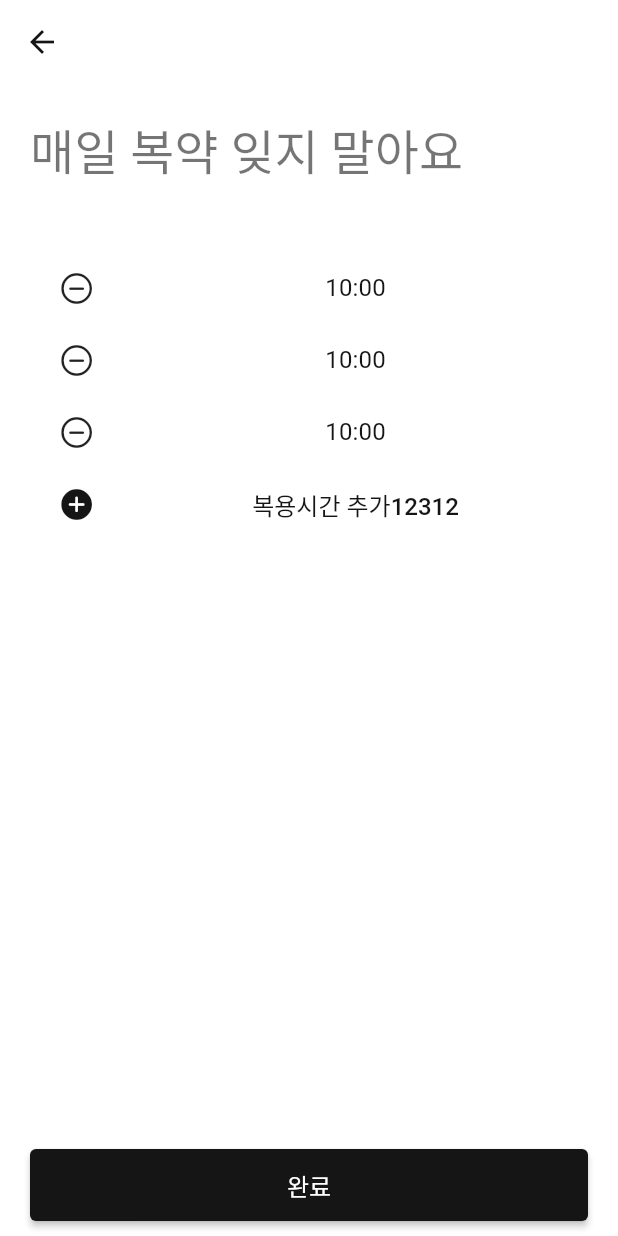
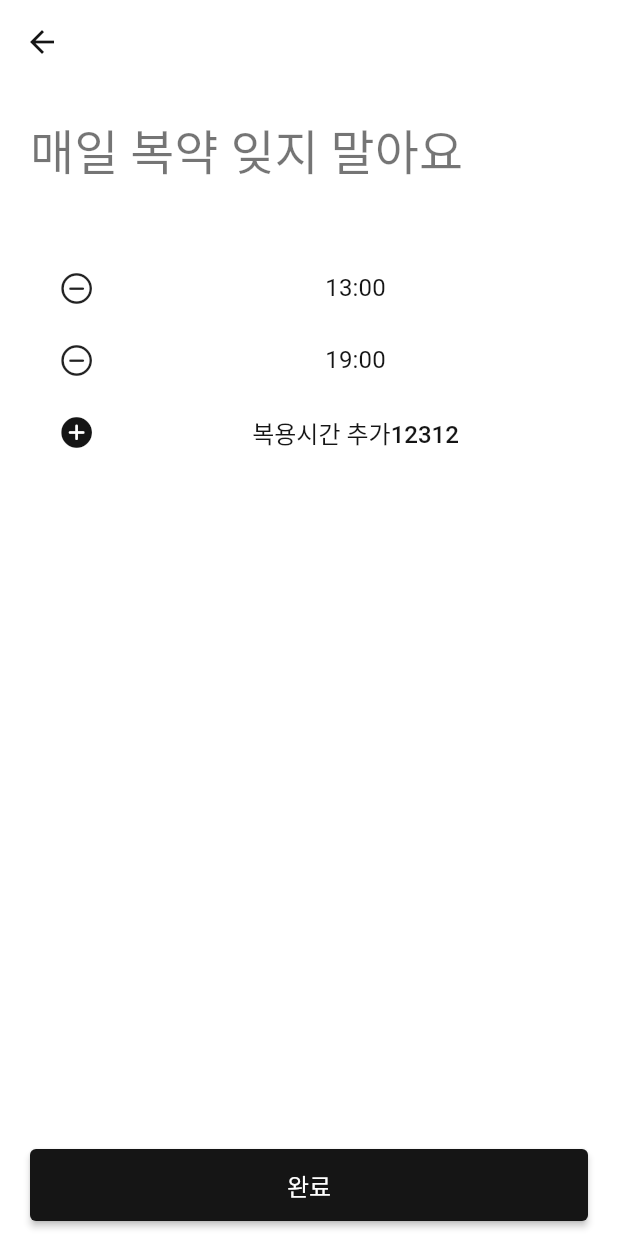
Before and after one commit to SHT-3756/fastcampus_practice, a Flutter app: the AddAlarmPage screen opened directly with empty values, after a tap on an icon or button, on a phone screen of 412 x 824 dp. Run offline on Flutter 3.47's test engine with Material 2 defaults, Android fonts, the phone set to English and light mode, and no system bars; our stand-ins replace flutter_easyloading, flutter_local_notifications, flutter_native_timezone, fluttertoast, hive, hive_flutter and 3 more; missing offline and left inert: dart:ffi; accounts and stored records are empty; Roboto replaces fonts that are missing (GmarketSansTTF).

Commit message:
feat: add_alarm_page.dart_Set으로 알람 리스트 구현, 마이너스 기능 구현

```diff
--- a/flutter_application_heetae/lib/pages/add_medicine/add_alarm_page.dart
+++ b/flutter_application_heetae/lib/pages/add_medicine/add_alarm_page.dart
@@ -11,16 +11,27 @@ import 'package:flutter_application_heetae/pages/add_medicine/add_medicine_page.
 
 import 'components/add_page_widget.dart';
 
-class AddAlarmPage extends StatelessWidget {
+class AddAlarmPage extends StatefulWidget {
   // 이미지와 이름의 파라미터를 필수값으로 설정
-  const AddAlarmPage(
-      {super.key, this.medicineImage, required this.medicineName});
+  AddAlarmPage({super.key, this.medicineImage, required this.medicineName});
 
   // 이미지가 저장될 변수 선언
   // final 변할 값이 없으니
   final File? medicineImage;
   // 이름이 저장될 변수 선언
   final String medicineName;
+
+  @override
+  State<AddAlarmPage> createState() => _AddAlarmPageState();
+}
+
+class _AddAlarmPageState extends State<AddAlarmPage> {
+  // 중복 체크를 위해 Date 타입 보단 String 타입으로 설정
+  final alarms = <String>{
+    '08:00',
+    '13:00',
+    '19:00',
+  };
 
   @override
   Widget build(BuildContext context) {
@@ -36,7 +47,9 @@ class AddAlarmPage extends StatelessWidget {
         ),
         Expanded(
             child: ListView(
-          children: [AlarmBox(), AlarmBox(), AlarmBox(), AddAlarmButton()],
+          children: alarmWidgets
+          // [AlarmBox(), AlarmBox(), AlarmBox(), AddAlarmButton()]
+          ,
         ))
         // medicineImage == null ? Container() : Image.file(medicineImage!),
         // Text(medicineName),
@@ -47,12 +60,32 @@ class AddAlarmPage extends StatelessWidget {
       ),
     );
   }
+
+  List<Widget> get alarmWidgets {
+    final children = <Widget>[];
+
+    children.addAll(alarms.map((alarmTime) => AlarmBox(
+          time: alarmTime,
+          onPressedMinus: () {
+            setState(() {
+              alarms.remove(alarmTime);
+            });
+          },
+        )));
+    children.add(const AddAlarmButton());
+    return children;
+  }
 }
 
 class AlarmBox extends StatelessWidget {
   const AlarmBox({
     Key? key,
+    required this.time,
+    required this.onPressedMinus,
   }) : super(key: key);
+
+  final String time;
+  final VoidCallback onPressedMinus;
 
   @override
   Widget build(BuildContext context) {
@@ -61,7 +94,8 @@ class AlarmBox extends StatelessWidget {
         Expanded(
           flex: 1,
           child: IconButton(
-              onPressed: () {}, icon: const Icon(CupertinoIcons.minus_circle)),
+              onPressed: onPressedMinus,
+              icon: const Icon(CupertinoIcons.minus_circle)),
         ),
         Expanded(
           flex: 5,
@@ -72,6 +106,25 @@ class AlarmBox extends StatelessWidget {
               showModalBottomSheet(
                 context: context,
                 builder: (context) {
+                  return const TimePickerBottomSheet();
+                },
+              );
+            },
+            child: Text(time),
+          ),
+        ),
+      ],
+    );
+  }
+}
+
+class TimePickerBottomSheet extends StatelessWidget {
+  const TimePickerBottomSheet({
+    Key? key,
+  }) : super(key: key);
+
+  @override
+  Widget build(BuildContext context) {
     return BottomSheetBody(children: [
       SizedBox(
           // CupertinoDatePicker 함수 사용시, 사이즈를 선언 안해주면 에러가 난다.
@@ -89,10 +142,8 @@ class AlarmBox extends StatelessWidget {
                 height: submitButtonHeight,
                 child: ElevatedButton(
                     style: ElevatedButton.styleFrom(
-                                      textStyle:
-                                          Theme.of(context).textTheme.subtitle1,
-                                      foregroundColor:
-                                          CustomColors.primaryColor,
+                        textStyle: Theme.of(context).textTheme.subtitle1,
+                        foregroundColor: CustomColors.primaryColor,
                         backgroundColor: Colors.white),
                     onPressed: () {},
                     child: const Text('취소'))),
@@ -103,23 +154,13 @@ class AlarmBox extends StatelessWidget {
                 height: submitButtonHeight,
                 child: ElevatedButton(
                     style: ElevatedButton.styleFrom(
-                                      textStyle: Theme.of(context)
-                                          .textTheme
-                                          .subtitle1),
+                        textStyle: Theme.of(context).textTheme.subtitle1),
                     onPressed: () {},
                     child: const Text('선택'))),
           ),
         ],
       )
     ]);
-                },
-              );
-            },
-            child: Text('10:00'),
-          ),
-        ),
-      ],
-    );
   }
 }
 
```
Lines whose indentation alone changed are shown as unchanged.
